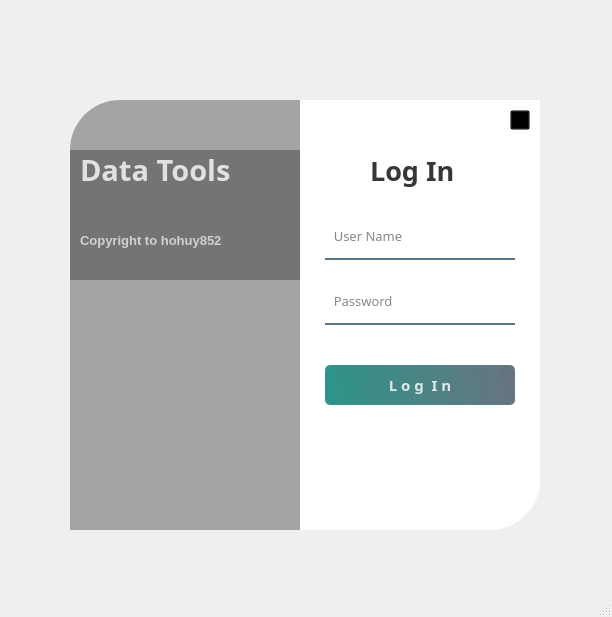
The window that Windows/Login/Login.ui (hohuy852/rename) describes before a commit, drawn with Qt 5.
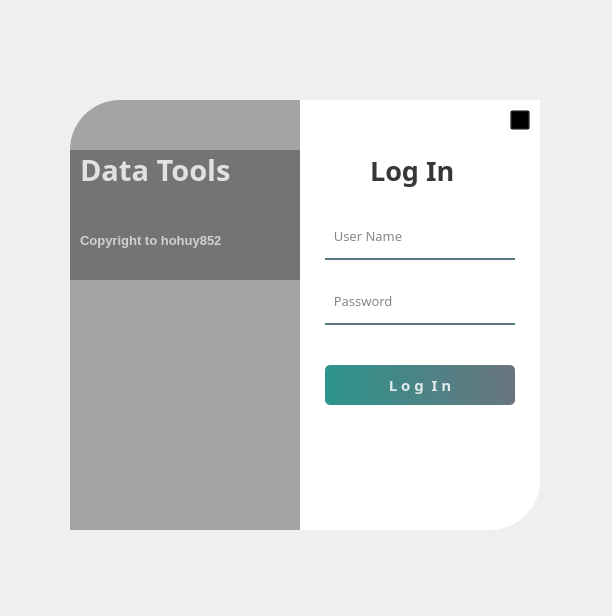
The same window after the commit. Icons and pictures are not drawn.

```diff
--- a/Windows/Login/Login.ui
+++ b/Windows/Login/Login.ui
@@ -7,7 +7,7 @@
     <x>0</x>
     <y>0</y>
     <width>612</width>
-    <height>617</height>
+    <height>616</height>
    </rect>
   </property>
   <property name="windowTitle">
@@ -341,7 +341,6 @@
     </rect>
    </property>
   </widget>
-  <widget class="QStatusBar" name="statusbar"/>
  </widget>
  <resources>
   <include location="../../resource/background.qrc"/>
```
Left out of the diff: 2 changed lines with no effect on the pictures.
